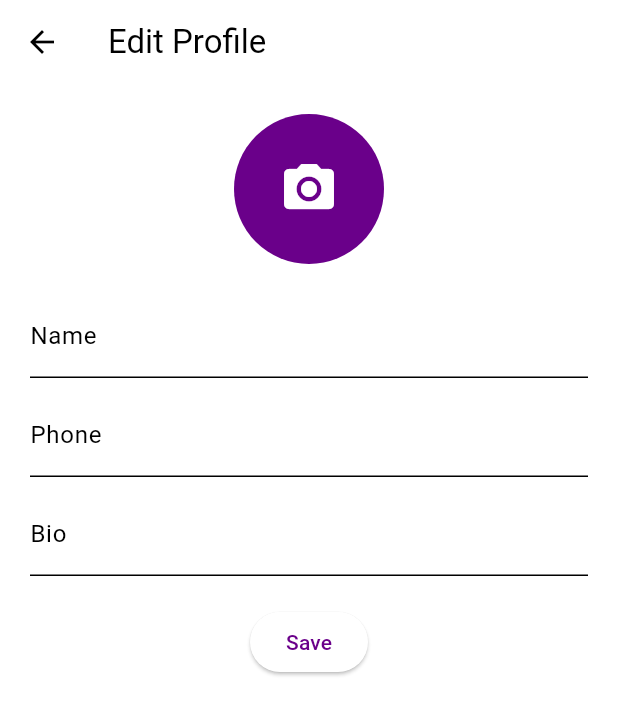
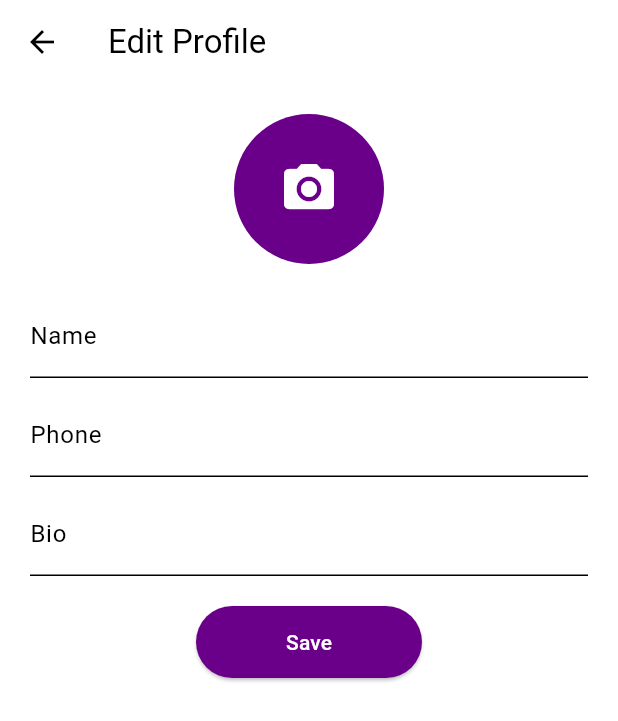
Before and after one commit to Banen-Abbassi/projetFlutter, a Flutter app: the screen it shows once a user with an empty profile is signed in, after a tap on "Edit Profile", on a phone screen of 412 x 824 dp. Shown: the top 721 px of the screen. Run offline on Flutter 3.47's test engine with Material 3 defaults, Android fonts, the phone set to English and light mode, and no system bars; our stand-ins replace cloud_firestore, firebase_auth, firebase_core, firebase_storage, image_picker; accounts and stored records are empty; network calls fail.

Commit message:
Added privacy settings and dark mode

```diff
--- a/lib/main.dart
+++ b/lib/main.dart
@@ -3,24 +3,36 @@ import 'package:flutter/material.dart';
 import 'package:firebase_core/firebase_core.dart';
 import 'firebase_options.dart';
 import 'themes/light_modes.dart'; // optional, if you have a theme
+import 'package:provider/provider.dart';
+import 'themes/theme_service.dart';
+import 'themes/dark_mode.dart';
 
 void main() async {
   WidgetsFlutterBinding.ensureInitialized();
   await Firebase.initializeApp(
     options: DefaultFirebaseOptions.currentPlatform,
   );
-  runApp(const MyApp());
-}
+runApp(
+    ChangeNotifierProvider(
+      create: (_) => ThemeService(),
+      child: const MyApp(),
+    ),
+  );
+  }
 
 class MyApp extends StatelessWidget {
   const MyApp({super.key});
 
   @override
   Widget build(BuildContext context) {
+      final themeService = Provider.of<ThemeService>(context);
+
     return MaterialApp(
       title: 'Chat App',
       debugShowCheckedModeBanner: false,
       theme: lightMode,
+      darkTheme: darkMode,
+      themeMode: themeService.isDarkMode ? ThemeMode.dark : ThemeMode.light,
       home: const AuthGate(),
     );
   }
--- a/lib/pages/edit_profile_page.dart
+++ b/lib/pages/edit_profile_page.dart
@@ -98,7 +98,14 @@ class _EditProfilePageState extends State<EditProfilePage> {
               decoration: const InputDecoration(labelText: "Bio"),
             ),
             const SizedBox(height: 20),
-            ElevatedButton(onPressed: saveProfile, child: const Text("Save")),
+            ElevatedButton(onPressed: saveProfile,style: ElevatedButton.styleFrom(
+    backgroundColor: Theme.of(context).colorScheme.primary, // Fill color
+    foregroundColor: Theme.of(context).colorScheme.onPrimary, // Text color
+    padding: const EdgeInsets.symmetric(horizontal: 60, vertical: 14),
+    shape: RoundedRectangleBorder(
+      borderRadius: BorderRadius.circular(25),
+    ),
+  ), child: const Text("Save")),
           ],
         ),
       ),
--- a/lib/pages/profile_page.dart
+++ b/lib/pages/profile_page.dart
@@ -5,6 +5,9 @@ import 'package:firebase_auth/firebase_auth.dart';
 import 'package:flutter/material.dart';
 import '../services/profile_service.dart';
 import 'edit_profile_page.dart';
+import 'package:provider/provider.dart';
+import '../themes/theme_service.dart';
+import 'privacy_settings_page.dart';
 
 class ProfilePage extends StatefulWidget {
   const ProfilePage({super.key});
@@ -91,7 +94,7 @@ class _ProfilePageState extends State<ProfilePage> {
   @override
   Widget build(BuildContext context) {
     // Use the primary color from your provided lightMode for visual consistency
-    final Color primaryColor = Theme.of(context).colorScheme.secondary;
+    final Color primaryColor = Theme.of(context).colorScheme.primary;
     final Color tertiaryColor = Theme.of(context).colorScheme.tertiary;
 
     if (_isLoading || userData == null) {
@@ -275,16 +278,22 @@ class _ProfilePageState extends State<ProfilePage> {
                   : "No phone provided",
             ),
             trailing: Icon(Icons.edit, color: primaryColor, size: 18),
-            onTap: () {
-              /* Navigate to edit phone field */
-            },
+            onTap: () async {
+  await Navigator.push(
+    context,
+    MaterialPageRoute(
+      builder: (_) => EditProfilePage(userData!),
+    ),
+  );
+  _reloadUser(); // reload data after returning
+},
           ),
 
           // Email
           ListTile(
             leading: Icon(Icons.email, color: primaryColor),
             title: Text(safeString(userData, "email")),
-            trailing: Icon(Icons.edit, color: primaryColor, size: 18),
+            // trailing: Icon(Icons.edit, color: primaryColor, size: 18),
             onTap: () {
               /* Navigate to edit email field */
             },
@@ -305,13 +314,11 @@ class _ProfilePageState extends State<ProfilePage> {
 
           // Notifications / Light Mode Toggle
           ListTile(
-            leading: Icon(Icons.notifications, color: primaryColor),
-            title: const Text("Notifications / Light Mode"),
+            leading: Icon(Icons.brightness_6, color: primaryColor),
+            title: const Text("Dark Mode"),
             trailing: Switch(
-              value: true, // Placeholder for theme/notification state
-              onChanged: (bool value) {
-                // Handle theme switch logic here
-              },
+              value: context.watch<ThemeService>().isDarkMode,
+              onChanged: (value) => context.read<ThemeService>().toggleTheme(value),
               activeColor: primaryColor,
             ),
           ),
@@ -322,7 +329,12 @@ class _ProfilePageState extends State<ProfilePage> {
             title: const Text("Privacy Settings"),
             trailing: const Icon(Icons.arrow_forward_ios, size: 16),
             onTap: () {
-              /* Navigate to privacy settings */
+              Navigator.push(
+                context,
+                MaterialPageRoute(
+                  builder: (_) => const PrivacySettingsPage(),
+                ),
+              );
             },
           ),
 
--- /dev/null
+++ b/lib/themes/dark_mode.dart
@@ -0,0 +1,22 @@
+import 'package:flutter/material.dart';
+
+final ThemeData darkMode = ThemeData(
+  brightness: Brightness.dark,
+  colorScheme: const ColorScheme.dark(
+    primary: Color(0xFFBB86FC),   // Light purple
+    secondary: Color(0xFF9C27B0), // Deep purple
+    tertiary: Colors.white,
+    background: Color(0xFF121212), // Dark background
+  ),
+  scaffoldBackgroundColor: const Color(0xFF121212),
+  appBarTheme: const AppBarTheme(
+    backgroundColor: Color(0xFF1F1B24),
+    foregroundColor: Colors.white,
+  ),
+  textTheme: const TextTheme(
+    bodyLarge: TextStyle(color: Colors.white),
+    bodyMedium: TextStyle(color: Colors.white),
+    bodySmall: TextStyle(color: Colors.white70),
+    titleLarge: TextStyle(color: Color(0xFFBB86FC), fontWeight: FontWeight.bold),
+  ),
+);
--- /dev/null
+++ b/lib/themes/theme_service.dart
@@ -0,0 +1,12 @@
+import 'package:flutter/material.dart';
+
+class ThemeService extends ChangeNotifier {
+  bool _isDarkMode = false;
+
+  bool get isDarkMode => _isDarkMode;
+
+  void toggleTheme(bool value) {
+    _isDarkMode = value;
+    notifyListeners();
+  }
+}
--- a/pubspec.yaml
+++ b/pubspec.yaml
@@ -38,6 +38,8 @@ dependencies:
   firebase_storage: ^13.0.3
   image_picker: ^1.0.7
   intl: ^0.18.1
+  provider: ^6.1.5+1
+  shared_preferences: ^2.5.3
 
 
   # The following adds the Cupertino Icons font to your application.
```
Also changed, not shown: lib/pages/privacy_settings_page.dart (added, +136 -0 lines), pubspec.lock, 1 other file.
